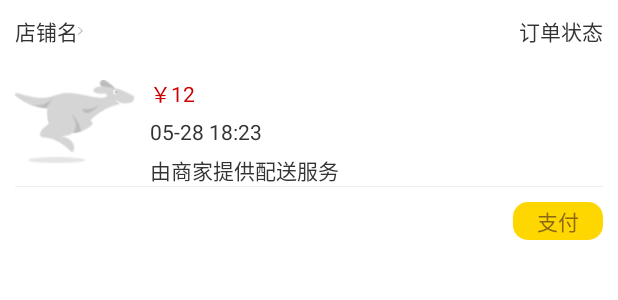
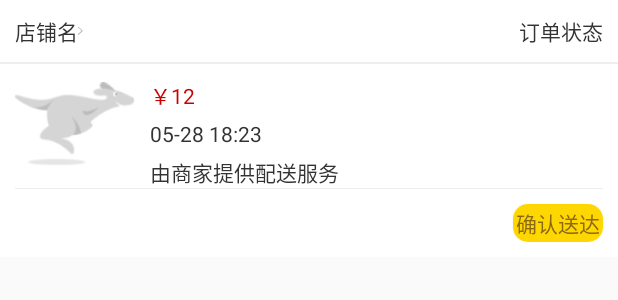
Before and after one commit to 0xLLLLH/Takeaway_android, an Android app: the layout order_list_item_layout.xml on its own in the app's theme, with its tools: preview values and no code run, on a phone screen of 412 x 824 dp. Shown: the top 300 px of the screen. Run offline under Robolectric (Android 15) with nearby library versions, the phone set to English and light mode, and no system bars.

Commit message:
OrderList can get data now

```diff
--- a/app/src/main/java/com/xllllh/android/takeaway/LoginActivity.java
+++ b/app/src/main/java/com/xllllh/android/takeaway/LoginActivity.java
@@ -128,11 +128,6 @@ public class LoginActivity extends Activity {
     }
 
     private void showProgress(boolean show){
-        //自己的progressbar
-        //mFormView.setVisibility(show?View.GONE:View.VISIBLE);
-        //mProgressView.setVisibility(show?View.VISIBLE:View.GONE);
-
-        //TODO：此处ProgressDialog太丑，需要改为自己的progressbar
         if (show) {
             dialog=new ProgressDialog(this);
             dialog.setCancelable(false);
--- a/app/src/main/java/com/xllllh/android/takeaway/OrderUtils.java
+++ b/app/src/main/java/com/xllllh/android/takeaway/OrderUtils.java
@@ -9,6 +9,8 @@ import java.util.List;
  *
  */
 public class OrderUtils {
+
+    static final String STATE_ALL = "0";
 
     static JSONObject createNewOrder(String username, String address_id, String store_id,
                                      String dish_id_string, String remark, String payment_type,
@@ -22,7 +24,7 @@ public class OrderUtils {
     }
 
     static List<JSONObject> getOrderList(String username, String status) {
-        return Utils.connectAndGetJSONList("http://dirtytao.com/androidAPI/Order/add",
+        return Utils.connectAndGetJSONList("http://dirtytao.com/androidAPI/Order/orderlist",
                 "POST",
                 String.format("username=%s&state=%s",username,status));
     }
--- a/app/src/main/java/com/xllllh/android/takeaway/SignupActivity.java
+++ b/app/src/main/java/com/xllllh/android/takeaway/SignupActivity.java
@@ -142,11 +142,6 @@ public class SignupActivity extends Activity {
     }
 
     private void showProgress(boolean show){
-        //自己的progressbar
-        //mFormView.setVisibility(show?View.GONE:View.VISIBLE);
-        //mProgressView.setVisibility(show?View.VISIBLE:View.GONE);
-
-        //TODO：此处ProgressDialog太丑，需要改为自己的progressbar
         if (show) {
             dialog=new ProgressDialog(this);
             dialog.setCancelable(false);
--- a/app/src/main/res/layout/order_list_item_layout.xml
+++ b/app/src/main/res/layout/order_list_item_layout.xml
@@ -2,8 +2,9 @@
 <LinearLayout xmlns:android="http://schemas.android.com/apk/res/android"
     android:orientation="vertical"
     android:layout_width="match_parent"
-    android:layout_height="match_parent"
-    android:background="@android:color/white">
+    android:layout_height="wrap_content"
+    android:background="@android:color/white"
+    android:layout_marginBottom="10dp">
     <LinearLayout
         android:orientation="horizontal"
         android:padding="10dp"
@@ -11,17 +12,23 @@
         android:layout_height="wrap_content"
         android:elevation="2dp">
         <TextView
+            android:id="@+id/order_shop"
             android:layout_width="wrap_content"
             android:layout_height="wrap_content"
             android:text="店铺名"
             android:drawableRight="@mipmap/menu_arrow_right"/>
         <TextView
+            android:id="@+id/order_status"
             android:layout_weight="1"
             android:layout_width="0dp"
             android:layout_height="match_parent"
             android:textAlignment="textEnd"
             android:text="订单状态"/>
     </LinearLayout>
+    <ImageView
+        android:layout_width="match_parent"
+        android:layout_height="1dp"
+        android:background="@color/colorGrey"/>
     <LinearLayout
         android:orientation="vertical"
         android:layout_width="match_parent"
@@ -71,9 +78,10 @@
             android:layout_height="wrap_content"
             android:gravity="right">
             <Button
+                android:id="@+id/order_confirm"
                 android:layout_width="60dp"
                 android:layout_height="25dp"
-                android:text="支付"
+                android:text="确认送达"
                 android:textColor="@color/colorTextInPrimaryColor"
                 android:background="@drawable/round_corner"/>
         </LinearLayout>
```
Also changed, not shown: app/src/main/java/com/xllllh/android/takeaway/NewOrderActivity.java (+8 -4 lines), app/src/main/java/com/xllllh/android/takeaway/OrderListFragment.java (+55 -4 lines), app/src/main/java/com/xllllh/android/takeaway/OrderListRecyclerViewAdapter.java (+18 -3 lines), app/src/main/res/layout/fragment_order_list.xml (+8 -3 lines).
